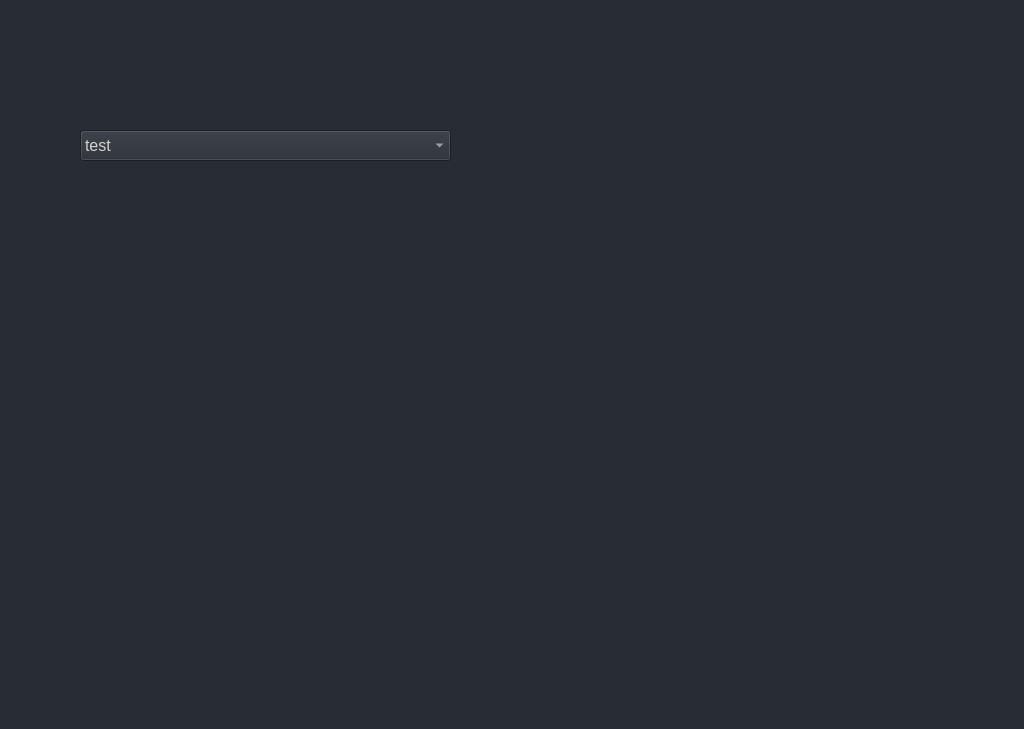
Luecx/ChessGUI, file engineconfigwidget_form.ui: the form before one commit.
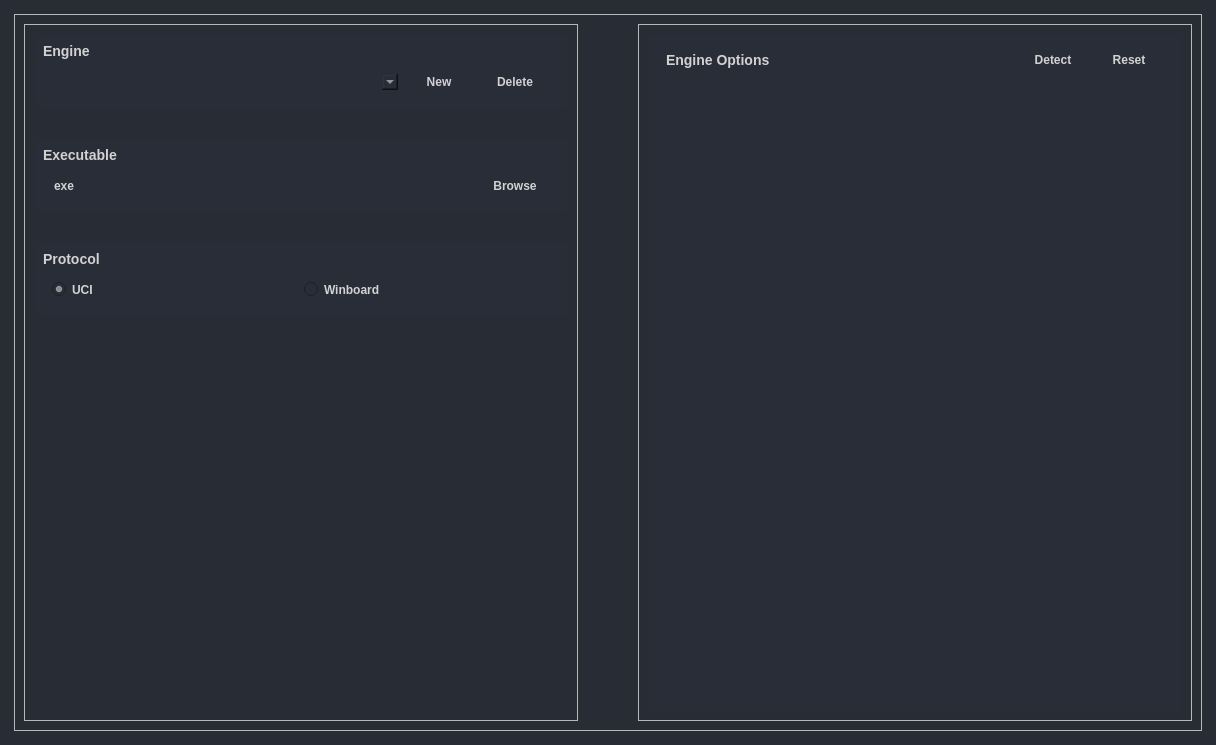
The form after the commit.

```diff
--- a/engineconfigwidget_form.ui
+++ b/engineconfigwidget_form.ui
@@ -6,8 +6,8 @@
    <rect>
     <x>0</x>
     <y>0</y>
-    <width>1024</width>
-    <height>729</height>
+    <width>1216</width>
+    <height>745</height>
    </rect>
   </property>
   <property name="palette">
@@ -455,31 +455,510 @@
   <property name="windowTitle">
    <string>Form</string>
   </property>
-  <widget class="QComboBox" name="comboBox">
-   <property name="geometry">
-    <rect>
-     <x>80</x>
-     <y>130</y>
-     <width>371</width>
-     <height>31</height>
-    </rect>
+  <property name="styleSheet">
+   <string notr="true">
+QWidget{
+    color: rgb(210,210,210);
+    font-family:&quot;Segoe UI&quot;;
+    font-size: 12px;
+    font-weight: 500;
+}
+
+
+
+</string>
+  </property>
+  <layout class="QHBoxLayout" name="horizontalLayout">
+   <property name="spacing">
+    <number>20</number>
    </property>
-   <property name="font">
-    <font>
-     <pointsize>12</pointsize>
-    </font>
+   <property name="leftMargin">
+    <number>14</number>
    </property>
+   <property name="topMargin">
+    <number>14</number>
+   </property>
+   <property name="rightMargin">
+    <number>14</number>
+   </property>
+   <property name="bottomMargin">
+    <number>14</number>
+   </property>
    <item>
-    <property name="text">
-     <string>test</string>
-    </property>
+    <widget class="QFrame" name="frame_2">
+     <property name="sizePolicy">
+      <sizepolicy hsizetype="Preferred" vsizetype="Preferred">
+       <horstretch>0</horstretch>
+       <verstretch>0</verstretch>
+      </sizepolicy>
+     </property>
+     <property name="styleSheet">
+      <string notr="true"/>
+     </property>
+     <property name="frameShape">
+      <enum>QFrame::StyledPanel</enum>
+     </property>
+     <property name="frameShadow">
+      <enum>QFrame::Raised</enum>
+     </property>
+     <layout class="QHBoxLayout" name="horizontalLayout_5">
+      <property name="spacing">
+       <number>60</number>
+      </property>
+      <item>
+       <widget class="QFrame" name="frame">
+        <property name="sizePolicy">
+         <sizepolicy hsizetype="Preferred" vsizetype="Preferred">
+          <horstretch>0</horstretch>
+          <verstretch>0</verstretch>
+         </sizepolicy>
+        </property>
+        <property name="minimumSize">
+         <size>
+          <width>0</width>
+          <height>0</height>
+         </size>
+        </property>
+        <property name="maximumSize">
+         <size>
+          <width>16777215</width>
+          <height>16777215</height>
+         </size>
+        </property>
+        <property name="styleSheet">
+         <string notr="true"/>
+        </property>
+        <property name="frameShape">
+         <enum>QFrame::StyledPanel</enum>
+        </property>
+        <property name="frameShadow">
+         <enum>QFrame::Raised</enum>
+        </property>
+        <layout class="QVBoxLayout" name="verticalLayout">
+         <property name="spacing">
+          <number>30</number>
+         </property>
+         <item>
+          <widget class="QFrame" name="frame_3">
+           <property name="sizePolicy">
+            <sizepolicy hsizetype="Preferred" vsizetype="Preferred">
+             <horstretch>0</horstretch>
+             <verstretch>0</verstretch>
+            </sizepolicy>
+           </property>
+           <property name="minimumSize">
+            <size>
+             <width>0</width>
+             <height>0</height>
+            </size>
+           </property>
+           <property name="maximumSize">
+            <size>
+             <width>16777215</width>
+             <height>120</height>
+            </size>
+           </property>
+           <property name="styleSheet">
+            <string notr="true">background-color: rgb(41, 45, 56);
+border-radius: 5px;
+</string>
+           </property>
+           <property name="frameShape">
+            <enum>QFrame::StyledPanel</enum>
+           </property>
+           <property name="frameShadow">
+            <enum>QFrame::Raised</enum>
+           </property>
+           <layout class="QVBoxLayout" name="verticalLayout_2">
+            <property name="spacing">
+             <number>6</number>
+            </property>
+            <item>
+             <widget class="QLabel" name="label">
+              <property name="styleSheet">
+               <string notr="true">
+font-weight: 700;
+font-size: 14px;</string>
+              </property>
+              <property name="text">
+               <string>Engine</string>
+              </property>
+             </widget>
+            </item>
+            <item>
+             <widget class="QFrame" name="frame_4">
+              <property name="frameShape">
+               <enum>QFrame::StyledPanel</enum>
+              </property>
+              <property name="frameShadow">
+               <enum>QFrame::Raised</enum>
+              </property>
+              <layout class="QHBoxLayout" name="horizontalLayout_2">
+               <item>
+                <widget class="QComboBox" name="engine_combo">
+                 <property name="editable">
+                  <bool>false</bool>
+                 </property>
+                </widget>
+               </item>
+               <item>
+                <widget class="QPushButton" name="pushButton">
+                 <property name="minimumSize">
+                  <size>
+                   <width>70</width>
+                   <height>0</height>
+                  </size>
+                 </property>
+                 <property name="maximumSize">
+                  <size>
+                   <width>70</width>
+                   <height>16777215</height>
+                  </size>
+                 </property>
+                 <property name="text">
+                  <string>New</string>
+                 </property>
+                </widget>
+               </item>
+               <item>
+                <widget class="QPushButton" name="pushButton_3">
+                 <property name="maximumSize">
+                  <size>
+                   <width>70</width>
+                   <height>16777215</height>
+                  </size>
+                 </property>
+                 <property name="text">
+                  <string>Delete</string>
+                 </property>
+                </widget>
+               </item>
+              </layout>
+             </widget>
+            </item>
+           </layout>
+          </widget>
+         </item>
+         <item>
+          <widget class="QFrame" name="frame_5">
+           <property name="sizePolicy">
+            <sizepolicy hsizetype="Preferred" vsizetype="Preferred">
+             <horstretch>0</horstretch>
+             <verstretch>0</verstretch>
+            </sizepolicy>
+           </property>
+           <property name="minimumSize">
+            <size>
+             <width>0</width>
+             <height>0</height>
+            </size>
+           </property>
+           <property name="maximumSize">
+            <size>
+             <width>16777215</width>
+             <height>120</height>
+            </size>
+           </property>
+           <property name="styleSheet">
+            <string notr="true">background-color: rgb(41, 45, 56);
+border-radius: 5px;
+</string>
+           </property>
+           <property name="frameShape">
+            <enum>QFrame::StyledPanel</enum>
+           </property>
+           <property name="frameShadow">
+            <enum>QFrame::Raised</enum>
+           </property>
+           <layout class="QVBoxLayout" name="verticalLayout_3">
+            <item>
+             <widget class="QLabel" name="label_2">
+              <property name="styleSheet">
+               <string notr="true">
+font-weight: 700;
+font-size: 14px;</string>
+              </property>
+              <property name="text">
+               <string>Executable</string>
+              </property>
+             </widget>
+            </item>
+            <item>
+             <widget class="QFrame" name="frame_6">
+              <property name="frameShape">
+               <enum>QFrame::StyledPanel</enum>
+              </property>
+              <property name="frameShadow">
+               <enum>QFrame::Raised</enum>
+              </property>
+              <layout class="QHBoxLayout" name="horizontalLayout_3">
+               <item>
+                <widget class="QLineEdit" name="exe_edit">
+                 <property name="sizePolicy">
+                  <sizepolicy hsizetype="Preferred" vsizetype="Fixed">
+                   <horstretch>0</horstretch>
+                   <verstretch>0</verstretch>
+                  </sizepolicy>
+                 </property>
+                 <property name="text">
+                  <string>exe</string>
+                 </property>
+                </widget>
+               </item>
+               <item>
+                <widget class="QPushButton" name="browseexe_button">
+                 <property name="maximumSize">
+                  <size>
+                   <width>70</width>
+                   <height>16777215</height>
+                  </size>
+                 </property>
+                 <property name="text">
+                  <string>Browse</string>
+                 </property>
+                </widget>
+               </item>
+              </layout>
+             </widget>
+            </item>
+           </layout>
+          </widget>
+         </item>
+         <item>
+          <widget class="QFrame" name="frame_7">
+           <property name="sizePolicy">
+            <sizepolicy hsizetype="Preferred" vsizetype="Preferred">
+             <horstretch>0</horstretch>
+             <verstretch>0</verstretch>
+            </sizepolicy>
+           </property>
+           <property name="minimumSize">
+            <size>
+             <width>0</width>
+             <height>0</height>
+            </size>
+           </property>
+           <property name="maximumSize">
+            <size>
+             <width>16777215</width>
+             <height>120</height>
+            </size>
+           </property>
+           <property name="styleSheet">
+            <string notr="true">background-color: rgb(41, 45, 56);
+border-radius: 5px;
+</string>
+           </property>
+           <property name="frameShape">
+            <enum>QFrame::StyledPanel</enum>
+           </property>
+           <property name="frameShadow">
+            <enum>QFrame::Raised</enum>
+           </property>
+           <layout class="QVBoxLayout" name="verticalLayout_4">
+            <item>
+             <widget class="QLabel" name="label_3">
+              <property name="styleSheet">
+               <string notr="true">
+font-weight: 700;
+font-size: 14px;</string>
+              </property>
+              <property name="text">
+               <string>Protocol</string>
+              </property>
+             </widget>
+            </item>
+            <item>
+             <widget class="QFrame" name="frame_8">
+              <property name="frameShape">
+               <enum>QFrame::StyledPanel</enum>
+              </property>
+              <property name="frameShadow">
+               <enum>QFrame::Raised</enum>
+              </property>
+              <layout class="QHBoxLayout" name="horizontalLayout_4">
+               <item>
+                <widget class="QRadioButton" name="protouci_radio">
+                 <property name="text">
+                  <string>UCI</string>
+                 </property>
+                 <property name="checked">
+                  <bool>true</bool>
+                 </property>
+                </widget>
+               </item>
+               <item>
+                <widget class="QRadioButton" name="protowinboard_radio">
+                 <property name="text">
+                  <string>Winboard</string>
+                 </property>
+                </widget>
+               </item>
+              </layout>
+             </widget>
+            </item>
+           </layout>
+          </widget>
+         </item>
+         <item>
+          <spacer name="verticalSpacer">
+           <property name="orientation">
+            <enum>Qt::Vertical</enum>
+           </property>
+           <property name="sizeHint" stdset="0">
+            <size>
+             <width>20</width>
+             <height>40</height>
+            </size>
+           </property>
+          </spacer>
+         </item>
+        </layout>
+       </widget>
+      </item>
+      <item>
+       <widget class="QFrame" name="frame_9">
+        <property name="minimumSize">
+         <size>
+          <width>0</width>
+          <height>0</height>
+         </size>
+        </property>
+        <property name="styleSheet">
+         <string notr="true">QWidget{
+    color: rgb(210,210,210);
+    font-family:&quot;Segoe UI&quot;;
+    font-size: 12px;
+    font-weight: 500;
+}
+</string>
+        </property>
+        <property name="frameShape">
+         <enum>QFrame::StyledPanel</enum>
+        </property>
+        <property name="frameShadow">
+         <enum>QFrame::Raised</enum>
+        </property>
+        <layout class="QVBoxLayout" name="verticalLayout_5">
+         <item>
+          <widget class="QFrame" name="frame_10">
+           <property name="sizePolicy">
+            <sizepolicy hsizetype="Preferred" vsizetype="Preferred">
+             <horstretch>0</horstretch>
+             <verstretch>0</verstretch>
+            </sizepolicy>
+           </property>
+           <property name="styleSheet">
+            <string notr="true">background-color: rgb(41, 45, 56);
+border-radius: 5px;</string>
+           </property>
+           <property name="frameShape">
+            <enum>QFrame::StyledPanel</enum>
+           </property>
+           <property name="frameShadow">
+            <enum>QFrame::Raised</enum>
+           </property>
+           <layout class="QVBoxLayout" name="verticalLayout_6">
+            <item>
+             <widget class="QFrame" name="frame_11">
+              <property name="minimumSize">
+               <size>
+                <width>0</width>
+                <height>0</height>
+               </size>
+              </property>
+              <property name="frameShape">
+               <enum>QFrame::StyledPanel</enum>
+              </property>
+              <property name="frameShadow">
+               <enum>QFrame::Raised</enum>
+              </property>
+              <layout class="QHBoxLayout" name="horizontalLayout_6">
+               <item>
+                <widget class="QLabel" name="label_4">
+                 <property name="styleSheet">
+                  <string notr="true">font-weight: 700;
+font-size: 14px;
+</string>
+                 </property>
+                 <property name="text">
+                  <string>Engine Options</string>
+                 </property>
+                </widget>
+               </item>
+               <item>
+                <widget class="QPushButton" name="loadoption_button">
+                 <property name="minimumSize">
+                  <size>
+                   <width>0</width>
+                   <height>0</height>
+                  </size>
+                 </property>
+                 <property name="maximumSize">
+                  <size>
+                   <width>70</width>
+                   <height>16777215</height>
+                  </size>
+                 </property>
+                 <property name="text">
+                  <string>Detect</string>
+                 </property>
+                </widget>
+               </item>
+               <item>
+                <widget class="QPushButton" name="resetoption_button">
+                 <property name="maximumSize">
+                  <size>
+                   <width>70</width>
+                   <height>16777215</height>
+                  </size>
+                 </property>
+                 <property name="text">
+                  <string>Reset</string>
+                 </property>
+                </widget>
+               </item>
+              </layout>
+             </widget>
+            </item>
+            <item>
+             <widget class="QScrollArea" name="scrollArea">
+              <property name="sizePolicy">
+               <sizepolicy hsizetype="Preferred" vsizetype="Expanding">
+                <horstretch>0</horstretch>
+                <verstretch>0</verstretch>
+               </sizepolicy>
+              </property>
+              <property name="widgetResizable">
+               <bool>true</bool>
+              </property>
+              <widget class="QWidget" name="engineoptions_widget">
+               <property name="geometry">
+                <rect>
+                 <x>0</x>
+                 <y>0</y>
+                 <width>516</width>
+                 <height>616</height>
+                </rect>
+               </property>
+               <layout class="QVBoxLayout" name="verticalLayout_8">
+                <item>
+                 <layout class="QVBoxLayout" name="verticalLayout_7"/>
+                </item>
+               </layout>
+              </widget>
+             </widget>
+            </item>
+           </layout>
+          </widget>
+         </item>
+        </layout>
+       </widget>
+      </item>
+     </layout>
+    </widget>
    </item>
-   <item>
-    <property name="text">
-     <string>test2</string>
-    </property>
-   </item>
-  </widget>
+  </layout>
  </widget>
  <resources/>
  <connections/>
```
